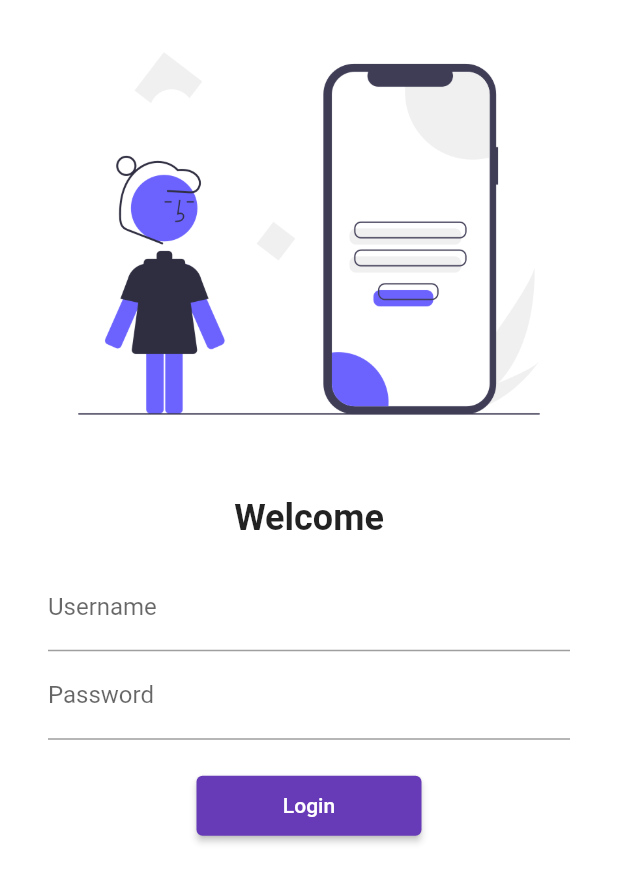
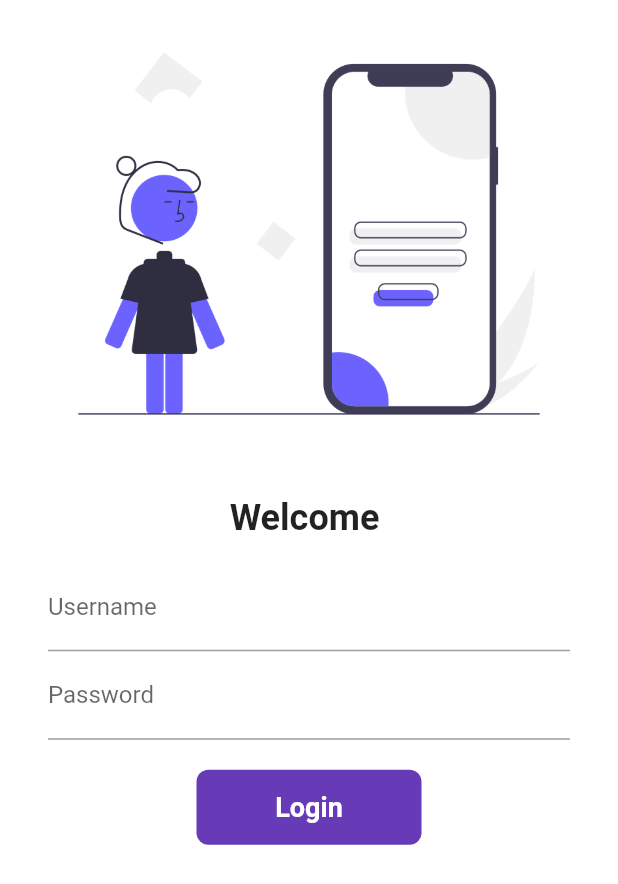
Before and after one commit to arkaja2811/Flutter_App, a Flutter app: the screen it shows after launch, on a phone screen of 412 x 824 dp. Shown: the top 884 px of the screen. Run offline on Flutter 3.47's test engine with Material 2 defaults, Android fonts, the phone set to English and light mode, and no system bars.

```diff
--- a/lib/pages/login_page.dart
+++ b/lib/pages/login_page.dart
@@ -1,20 +1,45 @@
 import 'package:e_commerce/utils/routes.dart';
 import 'package:flutter/material.dart';
 
-class LoginPage extends StatelessWidget {
+class LoginPage extends StatefulWidget {
   const LoginPage({ Key? key }) : super(key: key);
+
+  @override
+  _LoginPageState createState() => _LoginPageState();
+}
+
+class _LoginPageState extends State<LoginPage> {
+
+  String name='';
+  bool changeButton=false;
+  final _formkey=GlobalKey<FormState>();
+
+  moveToHome(BuildContext context) async {
+    if(_formkey.currentState!.validate()){
+      setState(() {
+        changeButton=true;
+      });
+      await Future.delayed(Duration(seconds: 1),);
+      await Navigator.pushNamed(context, MyRoutes.homeRoute);
+      setState(() {
+        changeButton=false;
+      });
+    }
+  }
 
   @override
   Widget build(BuildContext context) {
     return Material(
       color: Colors.white,
       child: SingleChildScrollView(
+        child: Form(
+          key:_formkey,
           child: Column(children: [
             Image.asset("assets/images/login.png", fit: BoxFit.cover,),
             SizedBox(
               height: 20.0
             ),
-          Text("Welcome",
+            Text("Welcome $name",
               style: TextStyle(
                 fontSize: 24,
                 fontWeight: FontWeight.bold,
@@ -29,6 +54,21 @@ class LoginPage extends StatelessWidget {
                       hintText: "Enter UserName",
                       labelText: "Username",
                     ),
+                    validator: (value){
+                      if(value!.isEmpty)
+                      {
+                        return "Username cannot be empty";
+                      }
+                      else
+                      return null;
+                    },
+                    onChanged: (value)
+                    {
+                      name=value;
+                      setState(() {
+                        //changes UL, builds the page again
+                      });
+                    },
                   ),
                   TextFormField(
                     obscureText: true,
@@ -36,23 +76,56 @@ class LoginPage extends StatelessWidget {
                       hintText: "Enter Password",
                       labelText: "Password",
                     ),
+                    validator: (value){
+                      if(value!.isEmpty)
+                      {
+                        return "Password cannot be empty";
+                      }
+                      if(value.length<6)
+                      {
+                        return "Password should be at least 6 characters";
+                      }
+                      return null;
+                    },
                   ),
                   SizedBox(
                     height:20.0,
                   ),
-                ElevatedButton(
-                  child: Text("Login"),
-                  style: TextButton.styleFrom(minimumSize: Size(150,40)),
-                  onPressed: (){
-                    Navigator.pushNamed(context, MyRoutes.homeRoute);
-                  },
+                  Material(
+                    color: Colors.deepPurple,
+                    borderRadius: BorderRadius.circular(changeButton?50:8),
+                    child: InkWell(
+                      onTap: () =>moveToHome(context),
+                      child: AnimatedContainer(
+                        duration: Duration(seconds: 1),
+                        alignment: Alignment.center,
+                        height: 50,
+                        width: changeButton?50:150,
+                        child: changeButton?Icon(Icons.done, color: Colors.white):Text("Login",
+                        style: TextStyle(
+                          color: Colors.white,
+                          fontWeight: FontWeight.bold,
+                          fontSize: 18,
                         ),
+                        ),
+
+                      ),
+                    ),
+                  ),
+                  // ElevatedButton(
+                  //   child: Text("Login"),
+                  //   style: TextButton.styleFrom(minimumSize: Size(150,40)),
+                  //   onPressed: (){
+                  //     Navigator.pushNamed(context, MyRoutes.homeRoute);
+                  //   },
+                  // ),
                 ],
               ),
             ),
           ],
           ),
         ),
+      ),
     );
   }
 }
```
Lines whose indentation alone changed are shown as unchanged.
